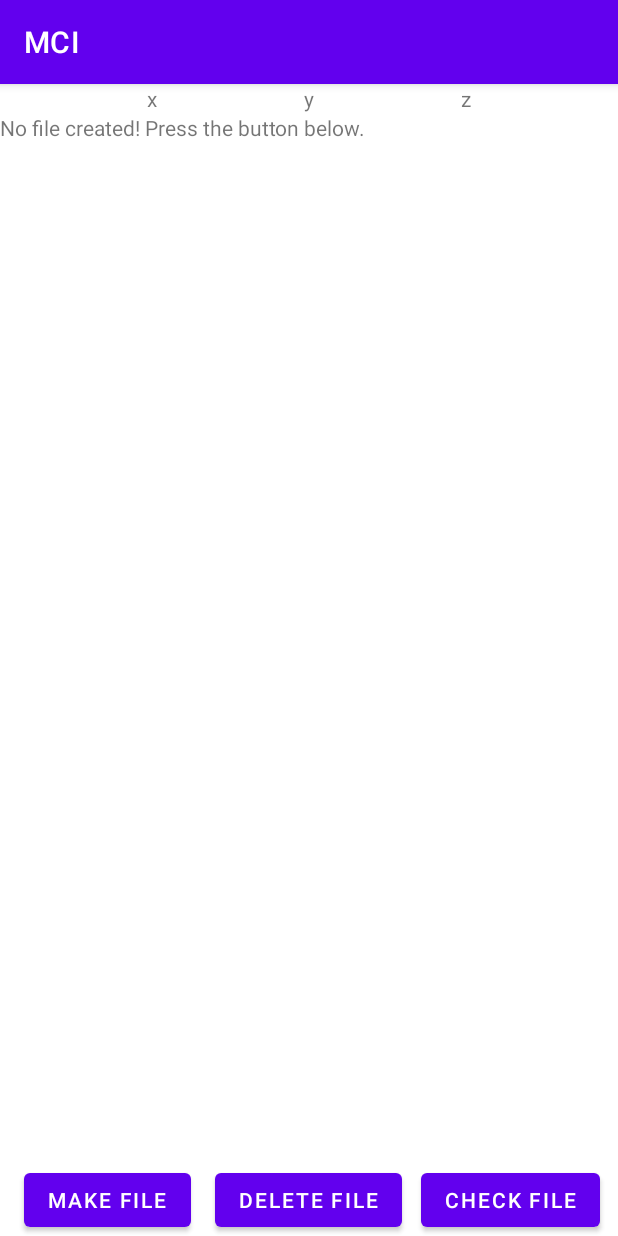
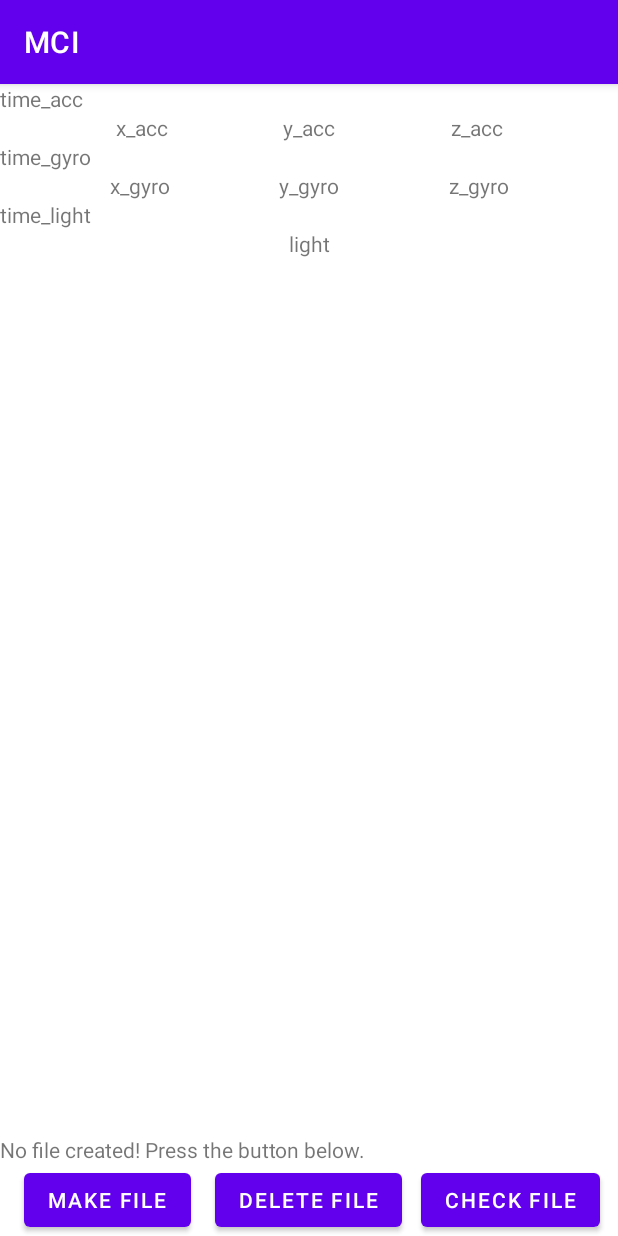
Before and after one commit to AdwaitB/visual-positioning-mci, an Android app: the screen it shows after launch (MainActivity), on a phone screen of 412 x 824 dp. Run offline under Robolectric (Android 15) with nearby library versions, the phone set to English and light mode, and no system bars.

Commit message:
added readers for gyroscope and light sensor with sensor time

```diff
--- a/app/src/main/java/com/example/mci/MainActivity.java
+++ b/app/src/main/java/com/example/mci/MainActivity.java
@@ -1,13 +1,13 @@
 package com.example.mci;
+
+import static com.example.mci.utils.MiscUtils.verifyStoragePermissions;
+import static com.example.mci.utils.TimeUtils.getSensorTime;
+import static com.example.mci.utils.TimeUtils.getSystemTime;
 
 import androidx.annotation.RequiresApi;
 import androidx.appcompat.app.AppCompatActivity;
-import androidx.core.app.ActivityCompat;
 
-import android.Manifest;
-import android.app.Activity;
 import android.content.ContextWrapper;
-import android.content.pm.PackageManager;
 import android.hardware.Sensor;
 import android.hardware.SensorEvent;
 import android.hardware.SensorEventListener;
@@ -18,18 +18,23 @@ import android.os.Environment;
 import android.view.View;
 import android.widget.Button;
 import android.widget.TextView;
-import android.widget.Toast;
+
+import org.w3c.dom.Text;
 
 import java.io.File;
 import java.io.FileOutputStream;
 import java.io.IOException;
-import java.time.Duration;
-import java.time.LocalDateTime;
 
 public class MainActivity extends AppCompatActivity implements SensorEventListener {
     private SensorManager sensorManager;
+
     Button makefile, checkfile, deletefile;
-    TextView x, y, z, status;
+
+    TextView x_acc, y_acc, z_acc;
+    TextView x_gyro, y_gyro, z_gyro;
+    TextView time_acc, time_gyro, time_light;
+    TextView light;
+    TextView status;
 
     String filename = "data.txt";
 
@@ -38,30 +43,28 @@ public class MainActivity extends AppCompatActivity implements SensorEventListen
     private FileOutputStream fileOutputStream;
     boolean write = false;
 
-    @Override
-    protected void onCreate(Bundle savedInstanceState) {
-        verifyStoragePermissions(this);
+    private void initViews(){
+        time_acc = (TextView) findViewById(R.id.time_acc);
 
-        super.onCreate(savedInstanceState);
-        setContentView(R.layout.activity_main);
+        x_acc = (TextView) findViewById(R.id.x_acc);
+        y_acc = (TextView) findViewById(R.id.y_acc);
+        z_acc = (TextView) findViewById(R.id.z_acc);
 
-        x = (TextView) findViewById(R.id.x);
-        y = (TextView) findViewById(R.id.y);
-        z = (TextView) findViewById(R.id.z);
+        time_gyro = (TextView) findViewById(R.id.time_gyro);
+
+        x_gyro = (TextView) findViewById(R.id.x_gyro);
+        y_gyro = (TextView) findViewById(R.id.y_gyro);
+        z_gyro = (TextView) findViewById(R.id.z_gyro);
+
+        time_light = (TextView) findViewById(R.id.time_light);
+
+        light = (TextView) findViewById(R.id.light);
+
         status = (TextView) findViewById(R.id.status);
+    }
 
-        sensorManager = (SensorManager)getSystemService(SENSOR_SERVICE);
-
-        sensorManager.registerListener(
-                this,
-                sensorManager.getDefaultSensor(Sensor.TYPE_ACCELEROMETER),
-                SensorManager.SENSOR_DELAY_NORMAL
-        );
-
+    private void initButtons(){
         makefile = (Button) findViewById(R.id.makefile);
-        checkfile = (Button) findViewById(R.id.checkfile);
-        deletefile = (Button) findViewById(R.id.deletefile);
-
         makefile.setOnClickListener(new View.OnClickListener() {
             @RequiresApi(api = Build.VERSION_CODES.O)
             @Override
@@ -81,6 +84,7 @@ public class MainActivity extends AppCompatActivity implements SensorEventListen
             }
         });
 
+        checkfile = (Button) findViewById(R.id.checkfile);
         checkfile.setOnClickListener(new View.OnClickListener() {
             @RequiresApi(api = Build.VERSION_CODES.O)
             @Override
@@ -92,6 +96,7 @@ public class MainActivity extends AppCompatActivity implements SensorEventListen
             }
         });
 
+        deletefile = (Button) findViewById(R.id.deletefile);
         deletefile.setOnClickListener(new View.OnClickListener() {
             @RequiresApi(api = Build.VERSION_CODES.O)
             @Override
@@ -106,30 +111,52 @@ public class MainActivity extends AppCompatActivity implements SensorEventListen
         });
     }
 
-    public static void verifyStoragePermissions(Activity activity) {
-        if (ActivityCompat.checkSelfPermission(activity, Manifest.permission.WRITE_EXTERNAL_STORAGE)
-                != PackageManager.PERMISSION_GRANTED) {
-            ActivityCompat.requestPermissions(
-                    activity,
-                    new String[]{
-                            Manifest.permission.READ_EXTERNAL_STORAGE,
-                            Manifest.permission.WRITE_EXTERNAL_STORAGE
-                    },
-                    1
-            );
-        }
+    private void initSensors(){
+        sensorManager = (SensorManager)getSystemService(SENSOR_SERVICE);
+
+        sensorManager.registerListener(
+                this,
+                sensorManager.getDefaultSensor(Sensor.TYPE_ACCELEROMETER),
+                SensorManager.SENSOR_DELAY_NORMAL
+        );
+
+        sensorManager.registerListener(
+                this,
+                sensorManager.getDefaultSensor(Sensor.TYPE_GYROSCOPE),
+                SensorManager.SENSOR_DELAY_NORMAL
+        );
+
+        sensorManager.registerListener(
+                this,
+                sensorManager.getDefaultSensor(Sensor.TYPE_LIGHT),
+                SensorManager.SENSOR_DELAY_NORMAL
+        );
+    }
+
+    @Override
+    protected void onCreate(Bundle savedInstanceState) {
+        verifyStoragePermissions(this);
+
+        super.onCreate(savedInstanceState);
+        setContentView(R.layout.activity_main);
+
+        initViews();
+        initButtons();
+        initSensors();
     }
 
     @RequiresApi(api = Build.VERSION_CODES.O)
     @Override
     public void onSensorChanged(SensorEvent sensorEvent) {
         if(sensorEvent.sensor.getType()==Sensor.TYPE_ACCELEROMETER){
-            this.x.setText("X: " + sensorEvent.values[0]);
-            this.y.setText("Y: " + sensorEvent.values[1]);
-            this.z.setText("Z: " + sensorEvent.values[2]);
+            this.time_acc.setText("Acc Time : " + sensorEvent.timestamp);
+
+            this.x_acc.setText("X acc: " + sensorEvent.values[0]);
+            this.y_acc.setText("Y acc: " + sensorEvent.values[1]);
+            this.z_acc.setText("Z acc: " + sensorEvent.values[2]);
 
             if(this.write) {
-                String outwrite = getTime() + ", " + getSensorTime(sensorEvent.timestamp) + ", "
+                String outwrite = getSystemTime() + ", " + getSensorTime(sensorEvent.timestamp) + ", "
                         + sensorEvent.values[0] + ", "
                         + sensorEvent.values[1] + ", "
                         + sensorEvent.values[2] + "\n";
@@ -140,39 +167,25 @@ public class MainActivity extends AppCompatActivity implements SensorEventListen
                 }
             }
         }
+        else if(sensorEvent.sensor.getType()==Sensor.TYPE_GYROSCOPE){
+            this.time_gyro.setText("Gyro Time : " + sensorEvent.timestamp);
+
+            this.x_gyro.setText("X acc: " + sensorEvent.values[0]);
+            this.y_gyro.setText("Y acc: " + sensorEvent.values[1]);
+            this.z_gyro.setText("Z acc: " + sensorEvent.values[2]);
+        }
+        else if(sensorEvent.sensor.getType()==Sensor.TYPE_LIGHT){
+            this.time_light.setText("Light Time : " + sensorEvent.timestamp);
+
+            this.light.setText("Light: " + sensorEvent.values[0]);
+        }
     }
 
     @Override
     public void onAccuracyChanged(Sensor sensor, int i) {}
 
-    private String getSensorTime(long sensorTime){
-        sensorTime /= 1000000000;
-        long sec = sensorTime % 60;
-        long min = (sensorTime /60) % 60;
-        long hour = (sensorTime /(60*60)) % 24;
-        long day = (sensorTime / (24*60*60)) % 24;
-
-        return Long.toString(day) + "-" + Long.toString(hour)
-                + "-" + Long.toString(min) + "-" + Long.toString(sec);
-    }
-
-    @RequiresApi(api = Build.VERSION_CODES.O)
-    private String getTime(){
-        LocalDateTime localDateTime = LocalDateTime.now();
-        int year = localDateTime.getYear(),
-                month = localDateTime.getMonth().getValue(),
-                day = localDateTime.getDayOfMonth(),
-                hour = localDateTime.getHour(),
-                minute = localDateTime.getMinute(),
-                second = localDateTime.getSecond(),
-                nano = localDateTime.getNano();
-        return year + "-" + month + "-" + day + "-"
-                + hour + "-" + minute + "-" + second + "-"
-                + nano;
-    }
-
     @RequiresApi(api = Build.VERSION_CODES.O)
     private void updateStatusForFile(File file, String message){
-        status.setText(String.format("%s \n %s %s \n %s", getTime(), message, file.exists() ? "yes" : "no", file.getPath()));
+        status.setText(String.format("%s \n %s %s \n %s", getSystemTime(), message, file.exists() ? "yes" : "no", file.getPath()));
     }
 }
--- /dev/null
+++ b/app/src/main/java/com/example/mci/sensorcapture/SensorBucket.java
@@ -0,0 +1,8 @@
+package com.example.mci.sensorcapture;
+
+/**
+ * Abstraction to insert multiple values in a bucket for a fixed time duration.
+ */
+public class SensorBucket {
+
+}
--- /dev/null
+++ b/app/src/main/java/com/example/mci/utils/MiscUtils.java
@@ -0,0 +1,23 @@
+package com.example.mci.utils;
+
+import android.Manifest;
+import android.app.Activity;
+import android.content.pm.PackageManager;
+
+import androidx.core.app.ActivityCompat;
+
+public class MiscUtils {
+    public static void verifyStoragePermissions(Activity activity) {
+        if (ActivityCompat.checkSelfPermission(activity, Manifest.permission.WRITE_EXTERNAL_STORAGE)
+                != PackageManager.PERMISSION_GRANTED) {
+            ActivityCompat.requestPermissions(
+                    activity,
+                    new String[]{
+                            Manifest.permission.READ_EXTERNAL_STORAGE,
+                            Manifest.permission.WRITE_EXTERNAL_STORAGE
+                    },
+                    1
+            );
+        }
+    }
+}
--- /dev/null
+++ b/app/src/main/java/com/example/mci/utils/TimeUtils.java
@@ -0,0 +1,35 @@
+package com.example.mci.utils;
+
+import android.os.Build;
+
+import androidx.annotation.RequiresApi;
+
+import java.time.LocalDateTime;
+
+public class TimeUtils {
+    public static String getSensorTime(long sensorTime){
+        sensorTime /= 1000000000;
+        long sec = sensorTime % 60;
+        long min = (sensorTime /60) % 60;
+        long hour = (sensorTime /(60*60)) % 24;
+        long day = (sensorTime / (24*60*60)) % 24;
+
+        return Long.toString(day) + "-" + Long.toString(hour)
+                + "-" + Long.toString(min) + "-" + Long.toString(sec);
+    }
+
+    @RequiresApi(api = Build.VERSION_CODES.O)
+    public static String getSystemTime(){
+        LocalDateTime localDateTime = LocalDateTime.now();
+        int year = localDateTime.getYear(),
+                month = localDateTime.getMonth().getValue(),
+                day = localDateTime.getDayOfMonth(),
+                hour = localDateTime.getHour(),
+                minute = localDateTime.getMinute(),
+                second = localDateTime.getSecond(),
+                nano = localDateTime.getNano();
+        return year + "-" + month + "-" + day + "-"
+                + hour + "-" + minute + "-" + second + "-"
+                + nano;
+    }
+}
--- a/app/src/main/res/layout/activity_main.xml
+++ b/app/src/main/res/layout/activity_main.xml
@@ -7,31 +7,31 @@
     tools:context=".MainActivity">
 
     <TextView
-        android:id="@+id/y"
+        android:id="@+id/y_acc"
         android:layout_width="wrap_content"
         android:layout_height="wrap_content"
-        android:text="y"
+        android:text="y_acc"
         app:layout_constraintEnd_toEndOf="parent"
         app:layout_constraintStart_toStartOf="parent"
-        app:layout_constraintTop_toTopOf="parent" />
+        app:layout_constraintTop_toBottomOf="@+id/time_acc" />
 
     <TextView
-        android:id="@+id/z"
+        android:id="@+id/z_acc"
         android:layout_width="wrap_content"
         android:layout_height="wrap_content"
-        android:text="z"
+        android:text="z_acc"
         app:layout_constraintEnd_toEndOf="parent"
-        app:layout_constraintStart_toEndOf="@+id/y"
-        app:layout_constraintTop_toTopOf="parent" />
+        app:layout_constraintStart_toEndOf="@+id/y_acc"
+        app:layout_constraintTop_toBottomOf="@+id/time_acc" />
 
     <TextView
-        android:id="@+id/x"
+        android:id="@+id/x_acc"
         android:layout_width="wrap_content"
         android:layout_height="wrap_content"
-        android:text="x"
-        app:layout_constraintEnd_toStartOf="@+id/y"
+        android:text="x_acc"
+        app:layout_constraintEnd_toStartOf="@+id/y_acc"
         app:layout_constraintStart_toStartOf="parent"
-        app:layout_constraintTop_toTopOf="parent" />
+        app:layout_constraintTop_toBottomOf="@+id/time_acc" />
 
     <Button
         android:id="@+id/makefile"
@@ -47,9 +47,10 @@
         android:layout_width="0dp"
         android:layout_height="wrap_content"
         android:text="No file created! Press the button below."
+        app:layout_constraintBottom_toTopOf="@+id/deletefile"
         app:layout_constraintEnd_toEndOf="parent"
-        app:layout_constraintStart_toStartOf="parent"
-        app:layout_constraintTop_toBottomOf="@+id/y" />
+        app:layout_constraintHorizontal_bias="0.0"
+        app:layout_constraintStart_toStartOf="parent" />
 
     <Button
         android:id="@+id/checkfile"
@@ -70,4 +71,77 @@
         app:layout_constraintHorizontal_bias="0.498"
         app:layout_constraintStart_toStartOf="parent" />
 
+    <TextView
+        android:id="@+id/time"
+        android:layout_width="0dp"
+        android:layout_height="wrap_content"
+        app:layout_constraintBottom_toTopOf="@+id/status"
+        app:layout_constraintEnd_toEndOf="parent"
+        app:layout_constraintHorizontal_bias="0.0"
+        app:layout_constraintStart_toStartOf="parent" />
+
+    <TextView
+        android:id="@+id/x_gyro"
+        android:layout_width="wrap_content"
+        android:layout_height="wrap_content"
+        android:text="x_gyro"
+        app:layout_constraintEnd_toEndOf="parent"
+        app:layout_constraintHorizontal_bias="0.198"
+        app:layout_constraintStart_toStartOf="parent"
+        app:layout_constraintTop_toBottomOf="@+id/time_gyro" />
+
+    <TextView
+        android:id="@+id/y_gyro"
+        android:layout_width="wrap_content"
+        android:layout_height="wrap_content"
+        android:text="y_gyro"
+        app:layout_constraintEnd_toStartOf="@+id/z_gyro"
+        app:layout_constraintStart_toEndOf="@+id/x_gyro"
+        app:layout_constraintTop_toBottomOf="@+id/time_gyro" />
+
+    <TextView
+        android:id="@+id/z_gyro"
+        android:layout_width="wrap_content"
+        android:layout_height="wrap_content"
+        android:text="z_gyro"
+        app:layout_constraintEnd_toEndOf="parent"
+        app:layout_constraintStart_toEndOf="@+id/y_gyro"
+        app:layout_constraintTop_toBottomOf="@+id/time_gyro" />
+
+    <TextView
+        android:id="@+id/light"
+        android:layout_width="wrap_content"
+        android:layout_height="wrap_content"
+        android:text="light"
+        app:layout_constraintEnd_toEndOf="parent"
+        app:layout_constraintStart_toStartOf="parent"
+        app:layout_constraintTop_toBottomOf="@+id/time_light" />
+
+    <TextView
+        android:id="@+id/time_acc"
+        android:layout_width="0dp"
+        android:layout_height="wrap_content"
+        android:text="time_acc"
+        app:layout_constraintEnd_toEndOf="parent"
+        app:layout_constraintStart_toStartOf="parent"
+        app:layout_constraintTop_toTopOf="parent" />
+
+    <TextView
+        android:id="@+id/time_gyro"
+        android:layout_width="0dp"
+        android:layout_height="wrap_content"
+        android:text="time_gyro"
+        app:layout_constraintEnd_toEndOf="parent"
+        app:layout_constraintStart_toStartOf="parent"
+        app:layout_constraintTop_toBottomOf="@+id/y_acc" />
+
+    <TextView
+        android:id="@+id/time_light"
+        android:layout_width="0dp"
+        android:layout_height="wrap_content"
+        android:text="time_light"
+        app:layout_constraintEnd_toEndOf="parent"
+        app:layout_constraintStart_toStartOf="parent"
+        app:layout_constraintTop_toBottomOf="@+id/y_gyro" />
+
 </androidx.constraintlayout.widget.ConstraintLayout>
```
